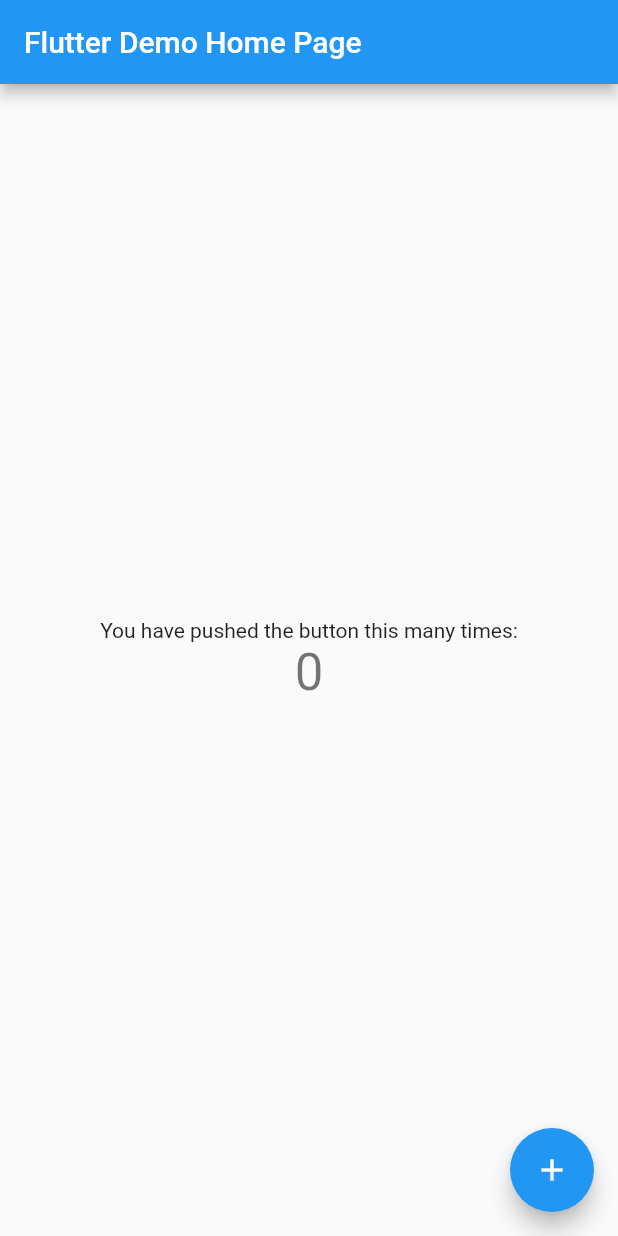
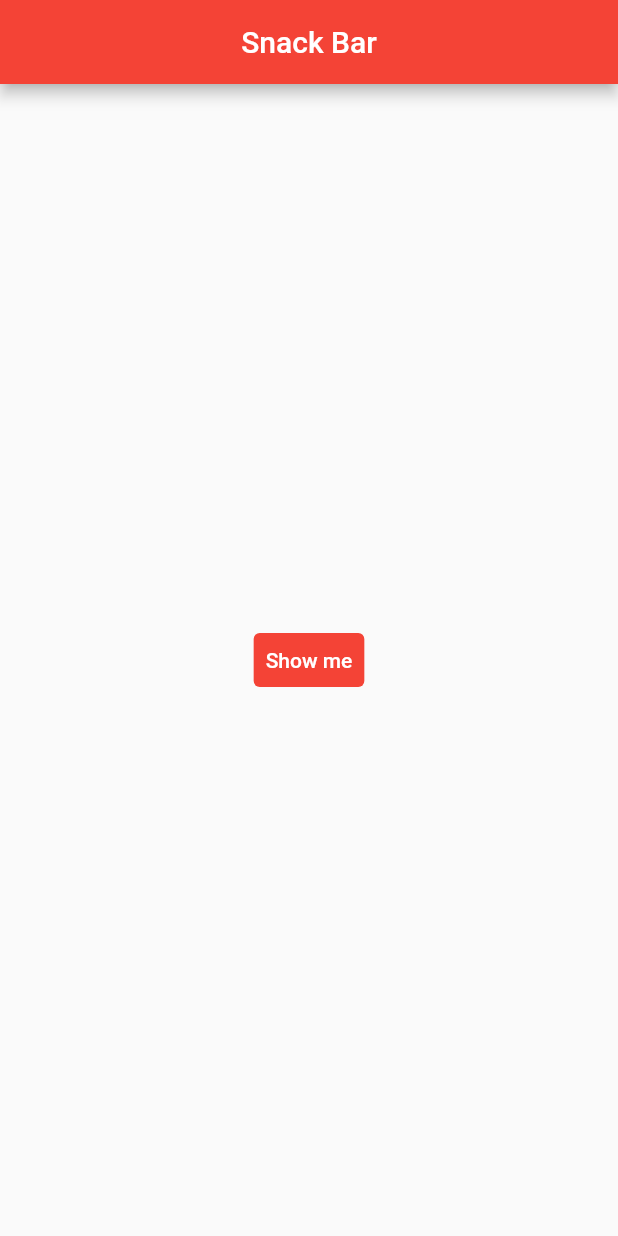
Before and after one commit to shseok/flutter_riverpod_diary, a Flutter app: the screen it shows after launch, on a phone screen of 412 x 824 dp. Run offline on Flutter 3.47's test engine with Material 2 defaults, Android fonts, the phone set to English and light mode, and no system bars.

Commit message:
Create Snapbar in snapbar branch

```diff
--- a/lib/main.dart
+++ b/lib/main.dart
@@ -1,115 +1,44 @@
 import 'package:flutter/material.dart';
 
-void main() {
-  runApp(const MyApp());
-}
+void main() => runApp(MyApp());
 
 class MyApp extends StatelessWidget {
   const MyApp({Key? key}) : super(key: key);
 
-  // This widget is the root of your application.
   @override
   Widget build(BuildContext context) {
     return MaterialApp(
-      title: 'Flutter Demo',
-      theme: ThemeData(
-        // This is the theme of your application.
-        //
-        // Try running your application with "flutter run". You'll see the
-        // application has a blue toolbar. Then, without quitting the app, try
-        // changing the primarySwatch below to Colors.green and then invoke
-        // "hot reload" (press "r" in the console where you ran "flutter run",
-        // or simply save your changes to "hot reload" in a Flutter IDE).
-        // Notice that the counter didn't reset back to zero; the application
-        // is not restarted.
-        primarySwatch: Colors.blue,
-      ),
-      home: const MyHomePage(title: 'Flutter Demo Home Page'),
+      title: 'Snack Bar',
+      theme: ThemeData(primarySwatch: Colors.red),
+      home: MyPage(),
     );
   }
 }
 
-class MyHomePage extends StatefulWidget {
-  const MyHomePage({Key? key, required this.title}) : super(key: key);
-
-  // This widget is the home page of your application. It is stateful, meaning
-  // that it has a State object (defined below) that contains fields that affect
-  // how it looks.
-
-  // This class is the configuration for the state. It holds the values (in this
-  // case the title) provided by the parent (in this case the App widget) and
-  // used by the build method of the State. Fields in a Widget subclass are
-  // always marked "final".
-
-  final String title;
-
-  @override
-  State<MyHomePage> createState() => _MyHomePageState();
-}
-
-class _MyHomePageState extends State<MyHomePage> {
-  int _counter = 0;
-
-  void _incrementCounter() {
-    setState(() {
-      // This call to setState tells the Flutter framework that something has
-      // changed in this State, which causes it to rerun the build method below
-      // so that the display can reflect the updated values. If we changed
-      // _counter without calling setState(), then the build method would not be
-      // called again, and so nothing would appear to happen.
-      _counter++;
-    });
-  }
+class MyPage extends StatelessWidget {
+  const MyPage({Key? key}) : super(key: key);
 
   @override
   Widget build(BuildContext context) {
-    // This method is rerun every time setState is called, for instance as done
-    // by the _incrementCounter method above.
-    //
-    // The Flutter framework has been optimized to make rerunning build methods
-    // fast, so that you can just rebuild anything that needs updating rather
-    // than having to individually change instances of widgets.
     return Scaffold(
-      appBar: AppBar(
-        // Here we take the value from the MyHomePage object that was created by
-        // the App.build method, and use it to set our appbar title.
-        title: Text(widget.title),
-      ),
-      body: Center(
-        // Center is a layout widget. It takes a single child and positions it
-        // in the middle of the parent.
-        child: Column(
-          // Column is also a layout widget. It takes a list of children and
-          // arranges them vertically. By default, it sizes itself to fit its
-          // children horizontally, and tries to be as tall as its parent.
-          //
-          // Invoke "debug painting" (press "p" in the console, choose the
-          // "Toggle Debug Paint" action from the Flutter Inspector in Android
-          // Studio, or the "Toggle Debug Paint" command in Visual Studio Code)
-          // to see the wireframe for each widget.
-          //
-          // Column has various properties to control how it sizes itself and
-          // how it positions its children. Here we use mainAxisAlignment to
-          // center the children vertically; the main axis here is the vertical
-          // axis because Columns are vertical (the cross axis would be
-          // horizontal).
-          mainAxisAlignment: MainAxisAlignment.center,
-          children: <Widget>[
-            const Text(
-              'You have pushed the button this many times:',
-            ),
-            Text(
-              '$_counter',
-              style: Theme.of(context).textTheme.headline4,
-            ),
-          ],
+        /* Scaffold위젯은 부모의 MyPage 위젯의 context를 물려받음. 하지만, 해당 context는 widget tree 내에서 Scaffold가 어디에 위치하고 있는지의 정보를 가지고 있지 않음.
+        Builder위젯 사용 -> 하지만 ScaffoldMessenger로 이를 안써도 됨!
+
+      */
+        appBar: AppBar(
+          title: Text('Snack Bar'),
+          centerTitle: true,
         ),
-      ),
-      floatingActionButton: FloatingActionButton(
-        onPressed: _incrementCounter,
-        tooltip: 'Increment',
-        child: const Icon(Icons.add),
-      ), // This trailing comma makes auto-formatting nicer for build methods.
-    );
+        body: Center(
+          child: TextButton(
+            style: TextButton.styleFrom(
+                primary: Colors.white, backgroundColor: Colors.red),
+            child: Text('Show me'),
+            onPressed: () {
+              ScaffoldMessenger.of(context)
+                  .showSnackBar(SnackBar(content: Text('Awesome!')));
+            },
+          ),
+        ));
   }
 }
```
Also changed, not shown: 1 other file.
